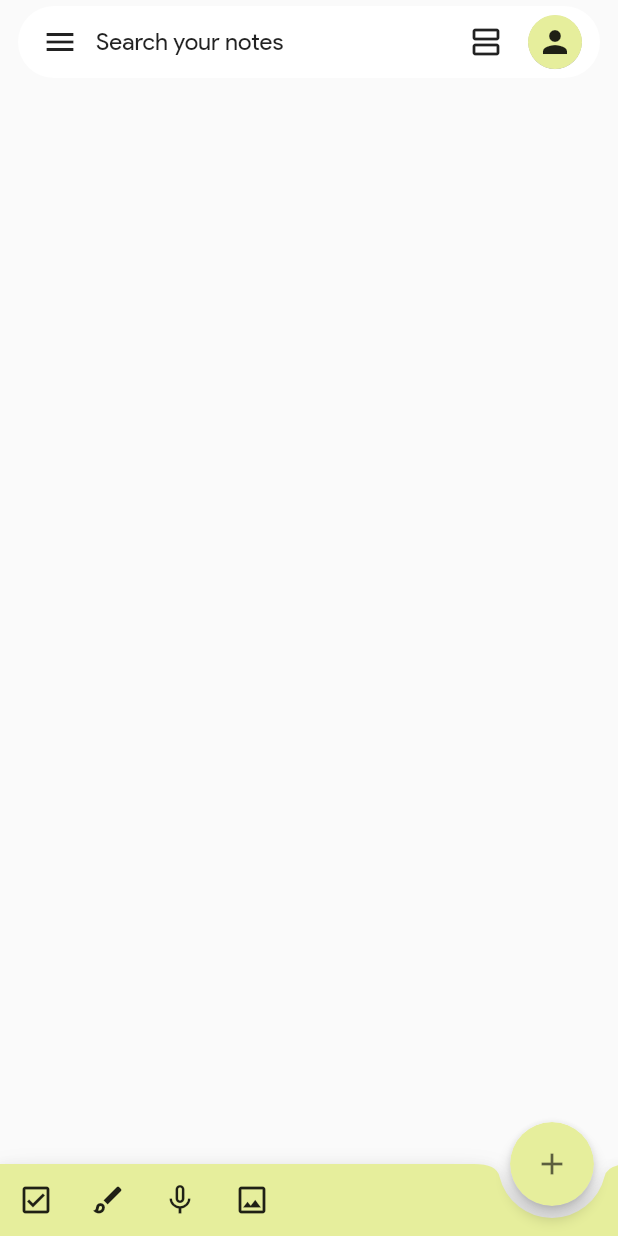
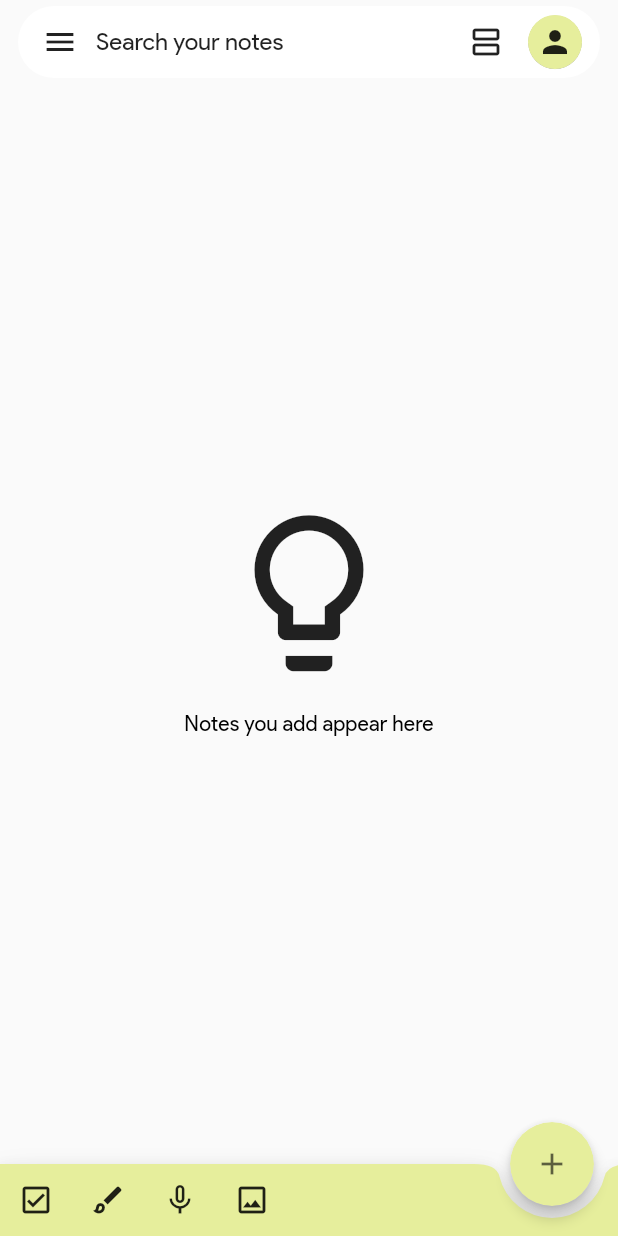
Before and after one commit to shubhamsinghmutualmobile/mm_notes, a Flutter app: the screen it shows after launch, on a phone screen of 412 x 824 dp. Run offline on Flutter 3.47's test engine with Material 2 defaults, Android fonts, the phone set to English and light mode, and no system bars; our stand-ins replace get, shared_preferences, sqflite; accounts and stored records are empty.

Commit message:
Implemented empty list indication widget on landing screen

```diff
--- a/lib/screens/landing_screen/components/staggered_grid_view.dart
+++ b/lib/screens/landing_screen/components/staggered_grid_view.dart
@@ -27,6 +27,26 @@ class NotesGridView extends StatelessWidget {
     final _transitionColor = Get.theme.cardColor;
 
     return Obx(() {
+      if (notes.isEmpty) {
+        return Center(
+          child: Column(
+            mainAxisAlignment: MainAxisAlignment.center,
+            children: [
+              const Icon(
+                Icons.lightbulb_outlined,
+                size: 125,
+              ),
+              const SizedBox(
+                height: 16,
+              ),
+              Text(
+                "Notes you add appear here",
+                style: Get.textTheme.subtitle2,
+              ),
+            ],
+          ),
+        );
+      } else {
         return AnimatedCrossFade(
             crossFadeState: !lsc.isGridModeOn.value
                 ? CrossFadeState.showFirst
@@ -36,6 +56,7 @@ class NotesGridView extends StatelessWidget {
                 _paddingTop, _paddingBottom, notes, _transitionColor, db),
             secondChild: listWidget(
                 _paddingTop, _paddingBottom, notes, _transitionColor, db));
+      }
     });
   }
 
```
Lines whose indentation alone changed are shown as unchanged.
